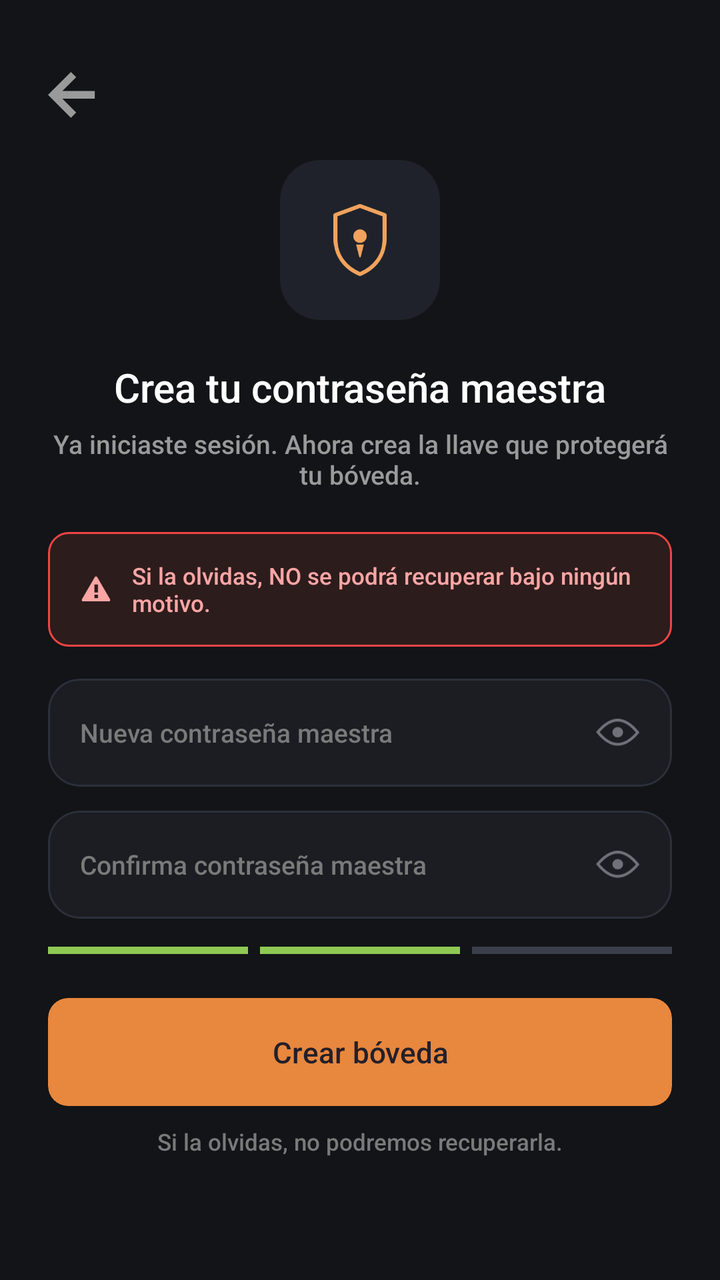
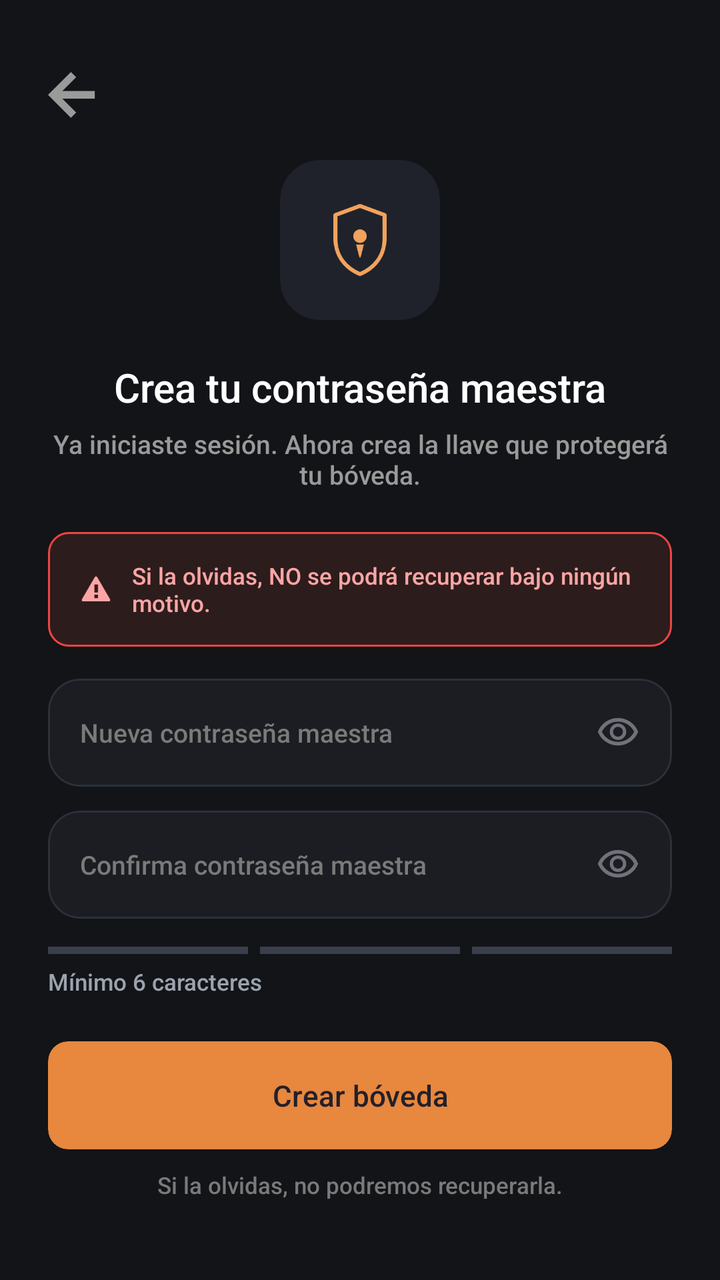

Screens rendered from an Android XML layout before and after an edit, with the pre-edit source and the edit as a unified diff.
<!-- AndroidManifest.xml: application theme Theme.MyApplication -->
<!-- res/layout/activity_master_password.xml -->
<?xml version="1.0" encoding="utf-8"?>
<androidx.constraintlayout.widget.ConstraintLayout xmlns:android="http://schemas.android.com/apk/res/android"
    xmlns:app="http://schemas.android.com/apk/res-auto"
    android:layout_width="match_parent"
    android:layout_height="match_parent"
    android:background="#121417"
    android:padding="24dp">

    
    <ImageView
        android:id="@+id/btnBack"
        android:layout_width="24dp"
        android:layout_height="24dp"
        android:layout_marginTop="12dp"
        android:contentDescription="Volver"
        android:src="@drawable/flecha"
        app:layout_constraintStart_toStartOf="parent"
        app:layout_constraintTop_toTopOf="parent" />

    
    <com.google.android.material.card.MaterialCardView
        android:id="@+id/cardShield"
        android:layout_width="80dp"
        android:layout_height="80dp"
        android:layout_marginTop="20dp"
        app:cardBackgroundColor="#1F222B"
        app:cardCornerRadius="20dp"
        app:cardElevation="0dp"
        app:strokeWidth="0dp"
        app:layout_constraintEnd_toEndOf="parent"
        app:layout_constraintStart_toStartOf="parent"
        app:layout_constraintTop_toBottomOf="@id/btnBack">

        <ImageView
            android:layout_width="36dp"
            android:layout_height="36dp"
            android:layout_gravity="center"
            android:contentDescription="Escudo de seguridad"
            android:src="@drawable/escudo"
            app:tint="#F2A25C" />
    </com.google.android.material.card.MaterialCardView>

    
    <TextView
        android:id="@+id/tvTitle"
        android:layout_width="wrap_content"
        android:layout_height="wrap_content"
        android:layout_marginTop="20dp"
        android:fontFamily="sans-serif-medium"
        android:text="Crea tu contraseña maestra"
        android:textColor="#FFFFFF"
        android:textSize="20sp"
        app:layout_constraintEnd_toEndOf="parent"
        app:layout_constraintStart_toStartOf="parent"
        app:layout_constraintTop_toBottomOf="@id/cardShield" />

    <TextView
        android:id="@+id/tvSubtitle"
        android:layout_width="0dp"
        android:layout_height="wrap_content"
        android:layout_marginTop="6dp"
        android:fontFamily="sans-serif-medium"
        android:text="Ya iniciaste sesión. Ahora crea la llave que protegerá tu bóveda."
        android:textAlignment="center"
        android:textColor="#9A9A9A"
        android:textSize="13sp"
        app:layout_constraintEnd_toEndOf="parent"
        app:layout_constraintStart_toStartOf="parent"
        app:layout_constraintTop_toBottomOf="@id/tvTitle" />

    
    <LinearLayout
        android:id="@+id/layoutWarning"
        android:layout_width="match_parent"
        android:layout_height="wrap_content"
        android:layout_marginTop="20dp"
        android:background="@drawable/bg_warning_border"
        android:gravity="center_vertical"
        android:orientation="horizontal"
        android:paddingHorizontal="16dp"
        android:paddingVertical="14dp"
        app:layout_constraintTop_toBottomOf="@id/tvSubtitle">

        <ImageView
            android:layout_width="16dp"
            android:layout_height="16dp"
            android:layout_marginEnd="10dp"
            android:src="@android:drawable/stat_notify_error"
            app:tint="#FCA5A5" />

        <TextView
            android:layout_width="match_parent"
            android:layout_height="wrap_content"
            android:fontFamily="sans-serif-medium"
            android:text="Si la olvidas, NO se podrá recuperar bajo ningún motivo."
            android:textColor="#FCA5A5"
            android:textSize="11.5sp" />
    </LinearLayout>

    
    <com.google.android.material.card.MaterialCardView
        android:id="@+id/cardNewPassword"
        android:layout_width="match_parent"
        android:layout_height="54dp"
        android:layout_marginTop="16dp"
        app:cardBackgroundColor="#1B1D22"
        app:cardCornerRadius="16dp"
        app:cardElevation="0dp"
        app:strokeColor="#2C303B"
        app:strokeWidth="1dp"
        app:layout_constraintTop_toBottomOf="@id/layoutWarning">

        <RelativeLayout
            android:layout_width="match_parent"
            android:layout_height="match_parent"
            android:paddingHorizontal="16dp">

            <EditText
                android:id="@+id/etNewPassword"
                android:layout_width="match_parent"
                android:layout_height="match_parent"
                android:layout_toStartOf="@id/ivToggleNewPassword"
                android:autofillHints="password"
                android:background="@null"
                android:fontFamily="sans-serif-medium"
                android:hint="Nueva contraseña maestra"
                android:inputType="textPassword"
                android:textColor="#FFFFFF"
                android:textColorHint="#7A7A7A"
                android:textSize="13sp" />

            <ImageView
                android:id="@+id/ivToggleNewPassword"
                android:layout_width="22dp"
                android:layout_height="22dp"
                android:layout_alignParentEnd="true"
                android:layout_centerVertical="true"
                android:contentDescription="Mostrar contraseña"
                android:src="@drawable/ojo" />
        </RelativeLayout>
    </com.google.android.material.card.MaterialCardView>

    
    <com.google.android.material.card.MaterialCardView
        android:id="@+id/cardConfirmPassword"
        android:layout_width="match_parent"
        android:layout_height="54dp"
        android:layout_marginTop="12dp"
        app:cardBackgroundColor="#1B1D22"
        app:cardCornerRadius="16dp"
        app:cardElevation="0dp"
        app:strokeColor="#2C303B"
        app:strokeWidth="1dp"
        app:layout_constraintTop_toBottomOf="@id/cardNewPassword">

        <RelativeLayout
            android:layout_width="match_parent"
            android:layout_height="match_parent"
            android:paddingHorizontal="16dp">

            <EditText
                android:id="@+id/etConfirmPassword"
                android:layout_width="match_parent"
                android:layout_height="match_parent"
                android:layout_toStartOf="@id/ivToggleConfirmPassword"
                android:autofillHints="password"
                android:background="@null"
                android:fontFamily="sans-serif-medium"
                android:hint="Confirma contraseña maestra"
                android:inputType="textPassword"
                android:textColor="#FFFFFF"
                android:textColorHint="#7A7A7A"
                android:textSize="13sp" />

            <ImageView
                android:id="@+id/ivToggleConfirmPassword"
                android:layout_width="22dp"
                android:layout_height="22dp"
                android:layout_alignParentEnd="true"
                android:layout_centerVertical="true"
                android:contentDescription="Mostrar contraseña"
                android:src="@drawable/ojo" />
        </RelativeLayout>
    </com.google.android.material.card.MaterialCardView>

    
    <LinearLayout
        android:id="@+id/layoutStrengthBars"
        android:layout_width="match_parent"
        android:layout_height="wrap_content"
        android:layout_marginTop="14dp"
        android:orientation="horizontal"
        android:weightSum="3"
        app:layout_constraintTop_toBottomOf="@id/cardConfirmPassword">

        <View
            android:layout_width="0dp"
            android:layout_height="3.5dp"
            android:layout_weight="1"
            android:layout_marginEnd="6dp"
            android:background="#8FC954" />

        <View
            android:layout_width="0dp"
            android:layout_height="3.5dp"
            android:layout_weight="1"
            android:layout_marginEnd="6dp"
            android:background="#8FC954" />

        <View
            android:layout_width="0dp"
            android:layout_height="3.5dp"
            android:layout_weight="1"
            android:background="#3A3F4B" />
    </LinearLayout>

    
    <com.google.android.material.card.MaterialCardView
        android:id="@+id/btnCreateVault"
        android:layout_width="match_parent"
        android:layout_height="54dp"
        android:layout_marginTop="22dp"
        app:cardBackgroundColor="#E8873E"
        app:cardCornerRadius="10dp"
        app:cardElevation="0dp"
        app:strokeWidth="0dp"
        app:layout_constraintTop_toBottomOf="@id/layoutStrengthBars">

        <TextView
            android:layout_width="match_parent"
            android:layout_height="match_parent"
            android:fontFamily="sans-serif-medium"
            android:gravity="center"
            android:text="Crear bóveda"
            android:textColor="#23202A"
            android:textSize="14.5sp" />
    </com.google.android.material.card.MaterialCardView>

    
    <TextView
        android:layout_width="wrap_content"
        android:layout_height="wrap_content"
        android:layout_marginTop="10dp"
        android:fontFamily="sans-serif-medium"
        android:text="Si la olvidas, no podremos recuperarla."
        android:textColor="#7A7A7A"
        android:textSize="11.5sp"
        app:layout_constraintEnd_toEndOf="parent"
        app:layout_constraintStart_toStartOf="parent"
        app:layout_constraintTop_toBottomOf="@id/btnCreateVault" />

</androidx.constraintlayout.widget.ConstraintLayout>
<!-- resources referenced by this layout -->
<resources>
  <!-- drawable bg_warning_border (drawable) -->
  <?xml version="1.0" encoding="utf-8"?>
  <shape xmlns:android="http://schemas.android.com/apk/res/android"
      android:shape="rectangle">
      <solid android:color="#2D1C1C"/>
      <stroke android:width="1dp" android:color="#EF4444"/>
      <corners android:radius="10dp"/>
  </shape>
  <!-- drawable escudo (drawable) -->
  <vector xmlns:android="http://schemas.android.com/apk/res/android"
      android:width="41dp"
      android:height="56dp"
      android:viewportWidth="41"
      android:viewportHeight="56">
    <path
        android:pathData="M20.5,1.5L39.5,8.5V27.5C39.5,40.5 31.5,50 20.5,54.5C9.5,50 1.5,40.5 1.5,27.5V8.5L20.5,1.5Z"
        android:strokeLineJoin="round"
        android:strokeWidth="3"
        android:fillColor="#00000000"
        android:strokeColor="#F2A25C"
        android:strokeLineCap="round"/>
    <path
        android:pathData="M20.5,30.25C23.399,30.25 25.75,27.899 25.75,25C25.75,22.101 23.399,19.75 20.5,19.75C17.601,19.75 15.25,22.101 15.25,25C15.25,27.899 17.601,30.25 20.5,30.25Z"
        android:fillColor="#F2A25C"/>
    <path
        android:pathData="M17.5,31.5H23.5L21,41.5H20L17.5,31.5Z"
        android:fillColor="#F2A25C"/>
  </vector>
  <!-- drawable flecha (drawable) -->
  <vector xmlns:android="http://schemas.android.com/apk/res/android"
      android:width="15dp"
      android:height="15dp"
      android:viewportWidth="15"
      android:viewportHeight="15">
    <path
        android:pathData="M7.159,14.318L0,7.159L7.159,-0L8.807,1.633L4.482,5.959H14.616V8.359H4.482L8.807,12.677L7.159,14.318Z"
        android:fillColor="#9A9A9A"/>
  </vector>
  <!-- drawable ojo (drawable) -->
  <vector xmlns:android="http://schemas.android.com/apk/res/android"
      android:width="19dp"
      android:height="12dp"
      android:viewportWidth="19"
      android:viewportHeight="12">
    <path
        android:pathData="M18.006,5.891C12.197,12.781 6.455,12.727 0.779,5.727C6.588,-1.163 12.33,-1.108 18.006,5.891Z"
        android:strokeWidth="1.2"
        android:fillColor="#00000000"
        android:strokeColor="#71717A"/>
    <path
        android:pathData="M9.414,3.587C8.145,3.575 7.107,4.56 7.095,5.787C7.084,7.015 8.102,8.019 9.371,8.031C10.64,8.044 11.678,7.058 11.689,5.831C11.701,4.604 10.682,3.599 9.414,3.587Z"
        android:fillColor="#71717A"/>
  </vector>
  <style name="Theme.MyApplication" parent="Base.Theme.MyApplication" />
  <style name="Base.Theme.MyApplication" parent="Theme.Material3.DayNight.NoActionBar">
          
          
      </style>
</resources>

<!-- the commit's change to res/layout/activity_master_password.xml (unified diff, before → after) -->
@@ -198,14 +198,14 @@
             android:layout_height="3.5dp"
             android:layout_weight="1"
             android:layout_marginEnd="6dp"
-            android:background="#8FC954" />
+            android:background="#3A3F4B" />
 
         <View
             android:layout_width="0dp"
             android:layout_height="3.5dp"
             android:layout_weight="1"
             android:layout_marginEnd="6dp"
-            android:background="#8FC954" />
+            android:background="#3A3F4B" />
 
         <View
             android:layout_width="0dp"
@@ -215,6 +215,19 @@
     </LinearLayout>
 
     
+    <TextView
+        android:id="@+id/tvStrengthHint"
+        android:layout_width="wrap_content"
+        android:layout_height="wrap_content"
+        android:layout_marginTop="6dp"
+        android:fontFamily="sans-serif-medium"
+        android:text="Mínimo 6 caracteres"
+        android:textColor="#9CA3AF"
+        android:textSize="11.5sp"
+        app:layout_constraintStart_toStartOf="parent"
+        app:layout_constraintTop_toBottomOf="@id/layoutStrengthBars" />
+
+    
     <com.google.android.material.card.MaterialCardView
         android:id="@+id/btnCreateVault"
         android:layout_width="match_parent"
@@ -224,7 +237,7 @@
         app:cardCornerRadius="10dp"
         app:cardElevation="0dp"
         app:strokeWidth="0dp"
-        app:layout_constraintTop_toBottomOf="@id/layoutStrengthBars">
+        app:layout_constraintTop_toBottomOf="@id/tvStrengthHint">
 
         <TextView
             android:layout_width="match_parent"
<!-- resource entries referenced after the edit -->
@@ -40,17 +40,12 @@
   </vector>
   <!-- drawable ojo (drawable) -->
   <vector xmlns:android="http://schemas.android.com/apk/res/android"
-      android:width="19dp"
-      android:height="12dp"
-      android:viewportWidth="19"
-      android:viewportHeight="12">
+      android:width="24dp"
+      android:height="24dp"
+      android:viewportWidth="960"
+      android:viewportHeight="960">
     <path
-        android:pathData="M18.006,5.891C12.197,12.781 6.455,12.727 0.779,5.727C6.588,-1.163 12.33,-1.108 18.006,5.891Z"
-        android:strokeWidth="1.2"
-        android:fillColor="#00000000"
-        android:strokeColor="#71717A"/>
-    <path
-        android:pathData="M9.414,3.587C8.145,3.575 7.107,4.56 7.095,5.787C7.084,7.015 8.102,8.019 9.371,8.031C10.64,8.044 11.678,7.058 11.689,5.831C11.701,4.604 10.682,3.599 9.414,3.587Z"
+        android:pathData="M607.5,587.5Q660,535 660,460t-52.5,-127.5Q555,280 480,280t-127.5,52.5Q300,385 300,460t52.5,127.5Q405,640 480,640t127.5,-52.5ZM403.5,536.5Q372,505 372,460t31.5,-76.5Q435,352 480,352t76.5,31.5Q588,415 588,460t-31.5,76.5Q525,568 480,568t-76.5,-31.5ZM214,678.5Q94,597 40,460q54,-137 174,-218.5T480,160q146,0 266,81.5T920,460q-54,137 -174,218.5T480,760q-146,0 -266,-81.5ZM480,460ZM687.5,620.5Q782,561 832,460q-50,-101 -144.5,-160.5T480,240q-113,0 -207.5,59.5T128,460q50,101 144.5,160.5T480,680q113,0 207.5,-59.5Z"
         android:fillColor="#71717A"/>
   </vector>
   <style name="Theme.MyApplication" parent="Base.Theme.MyApplication" />
